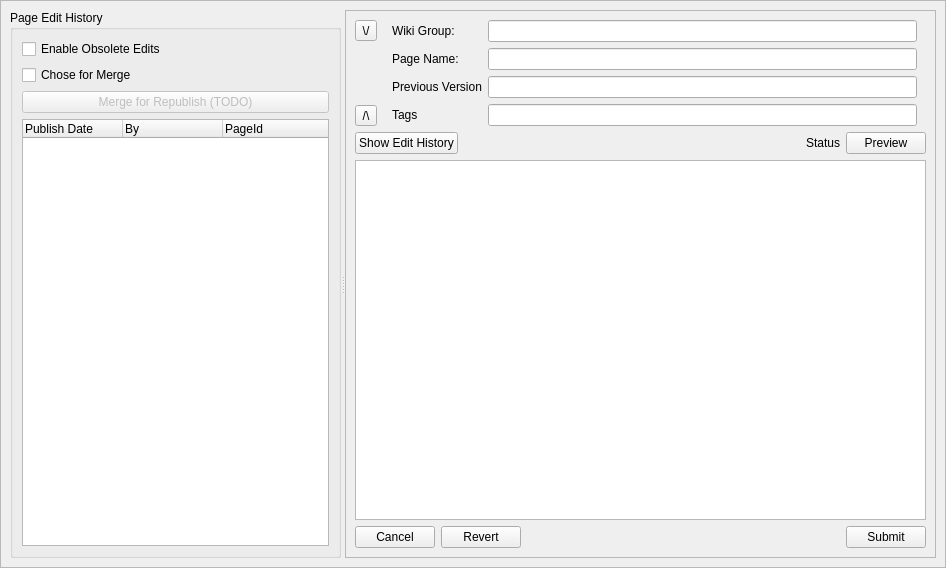
Above: retroshare-gui/src/gui/WikiPoos/WikiEditDialog.ui from RetroShare/RetroShare before the change. Below: the same form after it.
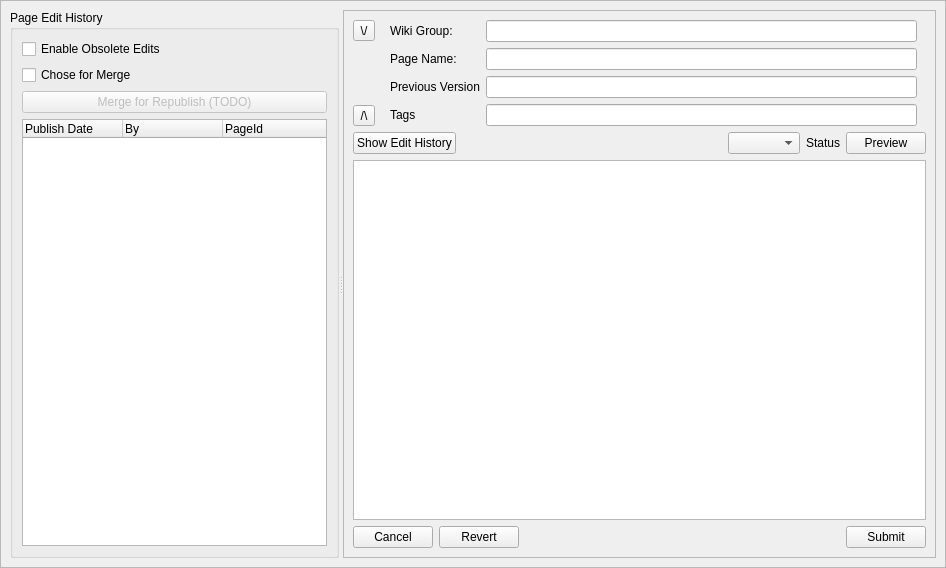
That is the form after the change. Custom widgets are drawn as their Qt base class.

Commit message: * Added IdChooser to WikiEditDialog  * removed generateDummyData() from gui.

Diff of the .ui file:
```diff
--- a/retroshare-gui/src/gui/WikiPoos/WikiEditDialog.ui
+++ b/retroshare-gui/src/gui/WikiPoos/WikiEditDialog.ui
@@ -264,6 +264,9 @@
               </property>
              </spacer>
             </item>
+            <item>
+             <widget class="GxsIdChooser" name="comboBox_IdChooser"/>
+            </item>
             <item>
              <widget class="QLabel" name="label_Status">
               <property name="text">
@@ -337,6 +340,11 @@
    <header>gui/common/HeaderFrame.h</header>
    <container>1</container>
   </customwidget>
+  <customwidget>
+   <class>GxsIdChooser</class>
+   <extends>QComboBox</extends>
+   <header>gui/gxs/GxsIdChooser.h</header>
+  </customwidget>
  </customwidgets>
  <resources>
   <include location="Wiki_images.qrc"/>
```
Left out of the diff: 1 changed line with no effect on the pictures. The commit also changes 2 other files.
